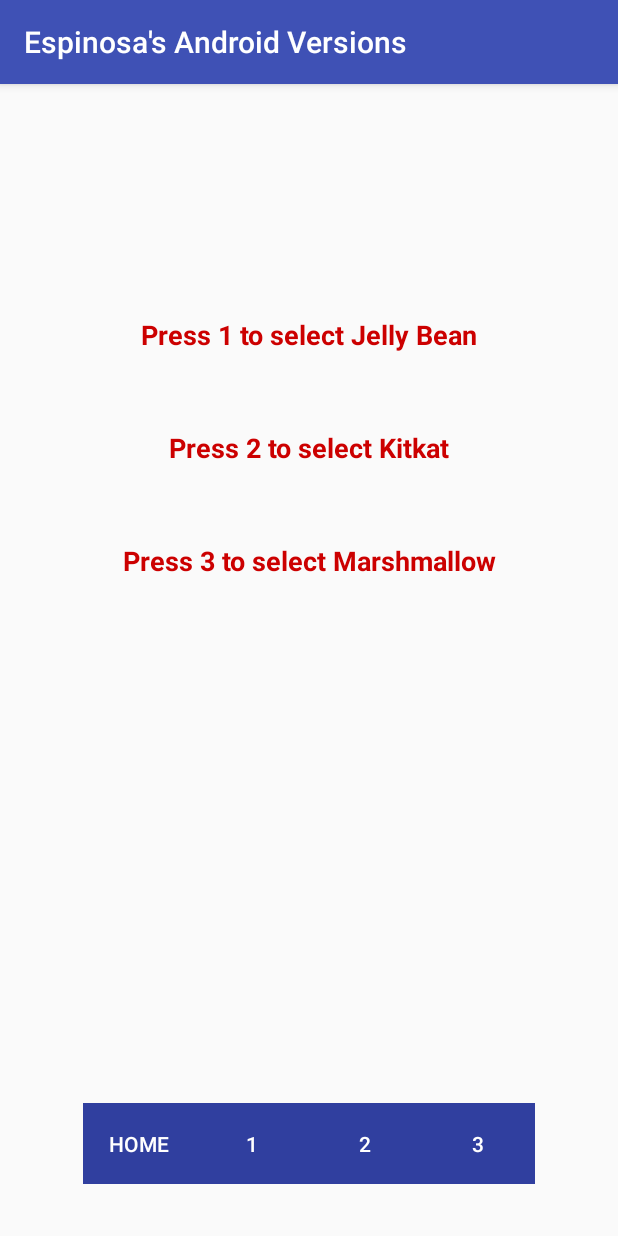
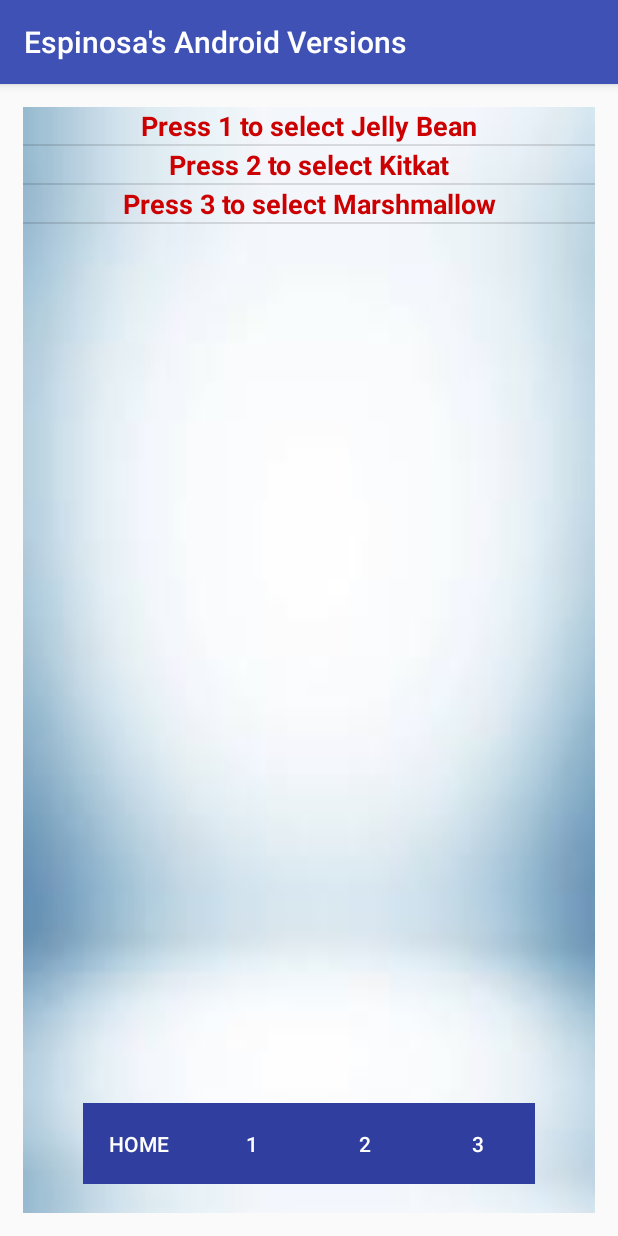
Before and after one commit to JasielEspinosa/EspinosaQuiz1, an Android app: the screen it shows after launch (MainActivity), on a phone screen of 412 x 824 dp. Run offline under Robolectric (Android 15) with nearby library versions, the phone set to English and light mode, and no system bars.

Commit message:
List View Update Design > Text Color and Format

```diff
--- a/app/src/main/java/com/espinosa/espinosaquiz1/Activity/MainActivity.java
+++ b/app/src/main/java/com/espinosa/espinosaquiz1/Activity/MainActivity.java
@@ -4,16 +4,27 @@ import android.content.Intent;
 import android.support.v7.app.AppCompatActivity;
 import android.os.Bundle;
 import android.view.View;
+import android.widget.ArrayAdapter;
+import android.widget.ListView;
+
 import com.espinosa.espinosaquiz1.R;
 
 import java.util.ArrayList;
 
 public class MainActivity extends AppCompatActivity {
 
+    ListView avList;
+    String androidVersions[] = {"Press 1 to select Jelly Bean", "Press 2 to select Kitkat", "Press 3 to select Marshmallow"};
+
     @Override
     protected void onCreate(Bundle savedInstanceState) {
         super.onCreate(savedInstanceState);
         setContentView(R.layout.activity_main);
+
+        avList = (ListView) findViewById(R.id.lvAndroidVersions);
+        ArrayAdapter<String> arrayAdapter = new ArrayAdapter<>(this, R.layout.activity_listview, R.id.textView, androidVersions);
+        avList.setAdapter(arrayAdapter);
+
     }
 
     public void jellybeanIntent(View view) {
--- /dev/null
+++ b/app/src/main/res/layout/activity_listview.xml
@@ -0,0 +1,19 @@
+<?xml version="1.0" encoding="utf-8"?>
+<LinearLayout xmlns:android="http://schemas.android.com/apk/res/android"
+    android:layout_width="match_parent"
+    android:layout_height="match_parent"
+    android:orientation="vertical">
+
+    <TextView
+        android:id="@+id/textView"
+        android:layout_width="fill_parent"
+        android:layout_height="wrap_content"
+        android:layout_gravity="center"
+        android:text=""
+        android:textAlignment="center"
+        android:textColor="@android:color/holo_red_dark"
+        android:textSize="18sp"
+        android:textStyle="bold" />
+
+
+</LinearLayout>
--- a/app/src/main/res/layout/activity_main.xml
+++ b/app/src/main/res/layout/activity_main.xml
@@ -7,18 +7,19 @@
     tools:context="com.espinosa.espinosaquiz1.Activity.MainActivity">
 
 
-<!--    <ListView
-            android:id="@+id/lvAndroidVersions"
-            android:layout_height="495dp"
-            android:layout_width="368dp"
-            app:layout_constraintRight_toRightOf="parent"
-            app:layout_constraintLeft_toLeftOf="parent"
-            app:layout_constraintTop_toTopOf="parent"
-            app:layout_constraintBottom_toBottomOf="parent"
-            app:layout_constraintVertical_bias="0.0">
-        </ListView>-->
+    <ListView
+        android:id="@+id/lvAndroidVersions"
+        android:layout_width="match_parent"
+        android:layout_height="match_parent"
+        android:layout_margin="15dp"
+        android:background="@drawable/bg"
+        app:layout_constraintBottom_toBottomOf="parent"
+        app:layout_constraintHorizontal_bias="1.0"
+        app:layout_constraintLeft_toLeftOf="parent"
+        app:layout_constraintRight_toRightOf="parent"
+        app:layout_constraintTop_toTopOf="parent" />
 
-    <LinearLayout
+<!--    <LinearLayout
         android:id="@+id/linearTexts"
         android:layout_width="0dp"
         android:layout_height="421dp"
@@ -76,7 +77,7 @@
             app:layout_constraintRight_toRightOf="parent"
             app:layout_constraintTop_toBottomOf="@+id/tv_jellybean" />
 
-    </LinearLayout>
+    </LinearLayout>-->
 
     <LinearLayout
         android:id="@+id/linearButtons"
```
Also changed, not shown: app/src/main/res/drawable/bg.jpg (added).
